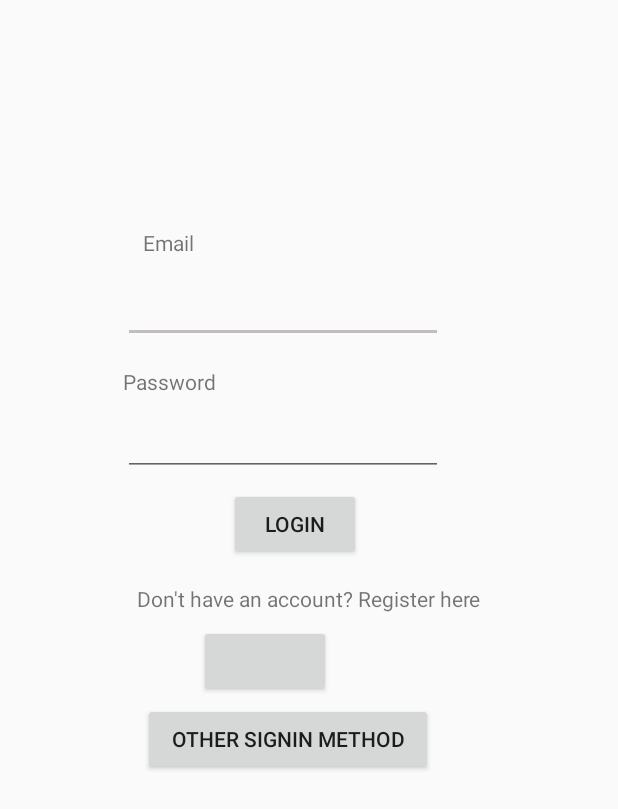
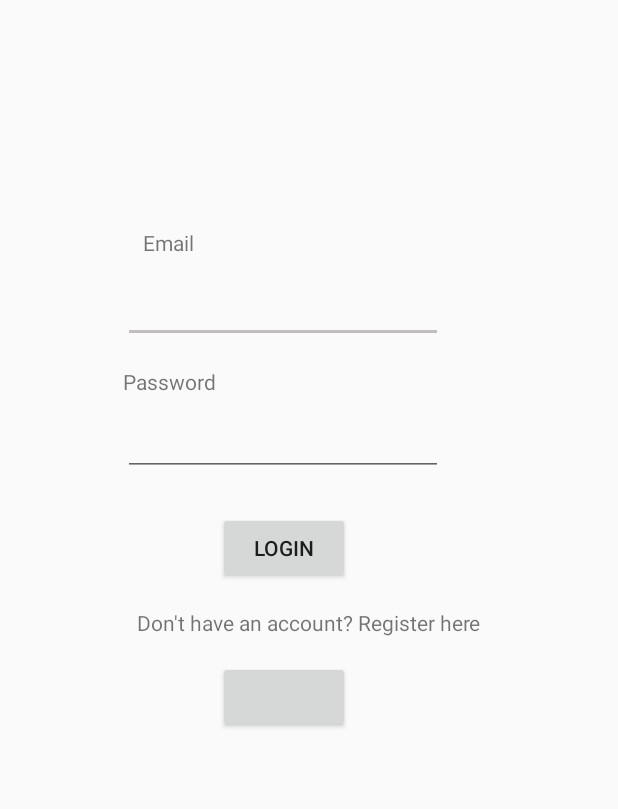
Before and after one commit to nicholaslim95/Donary, an Android app: the screen it shows after launch (MainActivity), on a phone screen of 412 x 824 dp. Shown: the top 809 px of the screen. Run offline under Robolectric (Android 15) with nearby library versions, the phone set to English and light mode, and no system bars; our stand-ins replace Firebase (no records; nobody signed in at launch, a user with empty details on screens opened directly); libraries missing offline, so code that uses them is left out: com.facebook, com.facebook.login, com.firebase.ui; plain views replace LoginButton; 4 statements that could not run were skipped.

Commit message:
-Restructured path where data is stored during registration and profile picture retrieval. -Removed "Other sign in method button"

```diff
--- a/app/src/main/java/com/example/donary/MainActivity.java
+++ b/app/src/main/java/com/example/donary/MainActivity.java
@@ -89,7 +89,7 @@ public class MainActivity extends AppCompatActivity {
         });
 
         //Just an alternative, removing it soon
-        btn_other_sign_in_method = (Button) findViewById(R.id.btn_other_signin_method);
+        //btn_other_sign_in_method = (Button) findViewById(R.id.btn_other_signin_method);
         mAuth = FirebaseAuth.getInstance();
 
         //Attempt for single Facebook login button
@@ -118,7 +118,7 @@ public class MainActivity extends AppCompatActivity {
         });
 
         //Building Firebase Auth UI
-        btn_other_sign_in_method.setOnClickListener(new View.OnClickListener() {
+        /*btn_other_sign_in_method.setOnClickListener(new View.OnClickListener() {
             @Override
             public void onClick(View v) {
                 //Init provider
@@ -130,18 +130,18 @@ public class MainActivity extends AppCompatActivity {
 
                 showSignInOptions();
             }
-        });
+        });*/
 
     }
 
-    private void showSignInOptions(){
+    /*private void showSignInOptions(){
         startActivityForResult(
                 AuthUI.getInstance().createSignInIntentBuilder()
                 .setAvailableProviders(providers)
                 .setTheme(R.style.FirebaseLoginTheme).setIsSmartLockEnabled(false)
                 .build(),MY_REQUEST_CODE
         );
-    }
+    }*/
 
     /*This is for Firebase Auth UI, comment for now for individual Facebook login button
     @Override
--- a/app/src/main/java/com/example/donary/ProfileActivity.java
+++ b/app/src/main/java/com/example/donary/ProfileActivity.java
@@ -49,9 +49,10 @@ public class ProfileActivity extends AppCompatActivity {
         firebaseDatabase = FirebaseDatabase.getInstance();
         firebaseStorage = FirebaseStorage.getInstance();
 
-        final DatabaseReference databaseReference = firebaseDatabase.getReference(firebaseAuth.getUid());
+        final DatabaseReference databaseReference = firebaseDatabase.getReference("Users").child(firebaseAuth.getUid());
         StorageReference storageReference = firebaseStorage.getReference();
-        storageReference.child(firebaseAuth.getUid()).child("Images/Profile Pic").getDownloadUrl().addOnSuccessListener(new OnSuccessListener<Uri>() {
+
+        storageReference.child("Users").child(firebaseAuth.getUid()).child("Profile pic").child(firebaseAuth.getUid()).getDownloadUrl().addOnSuccessListener(new OnSuccessListener<Uri>() {
             @Override
             public void onSuccess(Uri uri) {
                 Picasso.get().load(uri).fit().centerCrop().into(img_profilePicture);
--- a/app/src/main/java/com/example/donary/Register.java
+++ b/app/src/main/java/com/example/donary/Register.java
@@ -154,7 +154,7 @@ public class Register extends AppCompatActivity {
     private void sendUserData(){
         FirebaseDatabase firebaseDatabase = FirebaseDatabase.getInstance();
         DatabaseReference myRef = firebaseDatabase.getReference("Users").child(firebaseAuth.getUid());
-        StorageReference imageReference = storageReference.child(firebaseAuth.getUid()).child("Images").child("Profile Pic");
+        StorageReference imageReference = storageReference.child("Users").child(firebaseAuth.getUid()).child("Profile pic").child(firebaseAuth.getUid());
         UploadTask uploadTask = imageReference.putFile(imagePath);
         uploadTask.addOnFailureListener(new OnFailureListener() {
             @Override
--- a/app/src/main/res/layout/activity_main.xml
+++ b/app/src/main/res/layout/activity_main.xml
@@ -42,33 +42,21 @@
     <com.facebook.login.widget.LoginButton
         android:id="@+id/btn_fb_login"
         android:layout_width="wrap_content"
-        android:layout_height="0dp"
+        android:layout_height="wrap_content"
         android:layout_below="@+id/txtLoginEmail"
         android:layout_alignParentStart="true"
         android:layout_alignParentEnd="true"
         android:layout_gravity="center_horizontal"
         android:layout_marginStart="8dp"
-        android:layout_marginTop="8dp"
+        android:layout_marginTop="16dp"
         android:layout_marginEnd="8dp"
+        android:layout_marginBottom="8dp"
+        app:layout_constraintBottom_toBottomOf="parent"
         app:layout_constraintEnd_toEndOf="parent"
-        app:layout_constraintHorizontal_bias="0.404"
+        app:layout_constraintHorizontal_bias="0.446"
         app:layout_constraintStart_toStartOf="parent"
-        app:layout_constraintTop_toBottomOf="@+id/txtRegister" />
-
-    <Button
-        android:id="@+id/btn_other_signin_method"
-        android:layout_width="193dp"
-        android:layout_height="wrap_content"
-        android:layout_alignParentStart="true"
-        android:layout_alignParentEnd="true"
-        android:layout_marginStart="8dp"
-        android:layout_marginTop="4dp"
-        android:layout_marginEnd="8dp"
-        android:text="Other signin method"
-        app:layout_constraintEnd_toEndOf="parent"
-        app:layout_constraintHorizontal_bias="0.43"
-        app:layout_constraintStart_toStartOf="parent"
-        app:layout_constraintTop_toBottomOf="@+id/btn_fb_login" />
+        app:layout_constraintTop_toBottomOf="@+id/txtRegister"
+        app:layout_constraintVertical_bias="0.0" />
 
     <EditText
         android:id="@+id/txtLoginPassword"
@@ -102,11 +90,11 @@
         android:layout_width="wrap_content"
         android:layout_height="wrap_content"
         android:layout_marginStart="8dp"
-        android:layout_marginTop="8dp"
+        android:layout_marginTop="24dp"
         android:layout_marginEnd="8dp"
         android:text="Login"
         app:layout_constraintEnd_toEndOf="parent"
-        app:layout_constraintHorizontal_bias="0.469"
+        app:layout_constraintHorizontal_bias="0.446"
         app:layout_constraintStart_toStartOf="parent"
         app:layout_constraintTop_toBottomOf="@+id/txtLoginPassword" />
 
```
